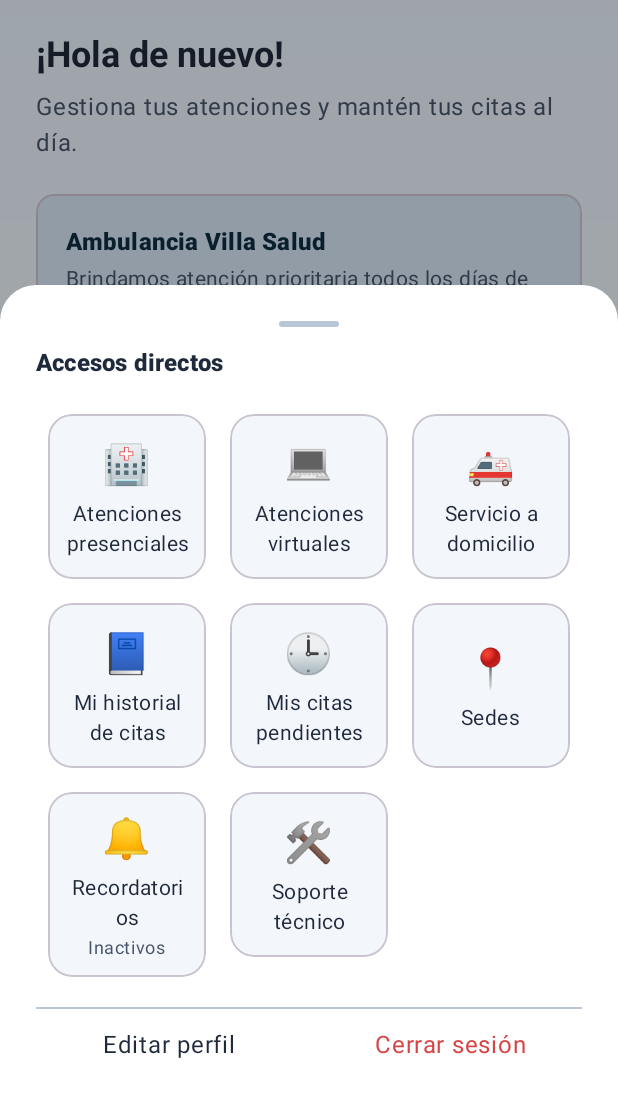
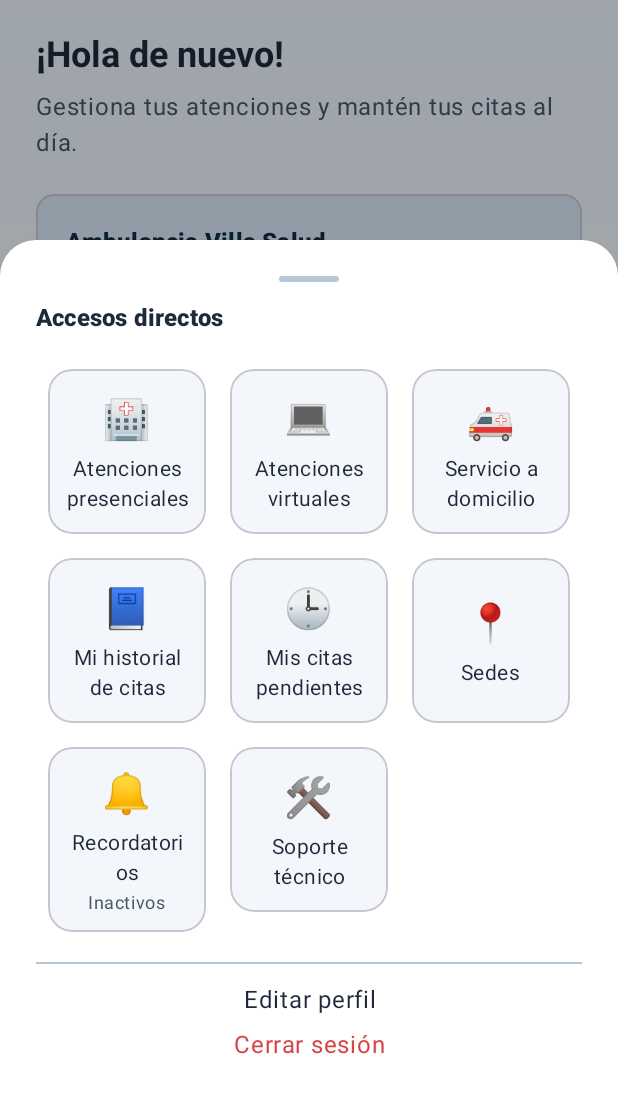
Before and after one commit to carlosMeza-code/MisCitasMedicas, an Android app: the HomeActivity screen opened directly, with no data from a screen before it, after a tap on "Accesos directos", on a phone screen of 412 x 824 dp, the part 140-1236 px from its top. Run offline under Robolectric (Android 15) with nearby library versions, the phone set to English and light mode, and no system bars.

Commit message:
Fix home menu layout weights and actions alignment

```diff
--- a/app/src/main/res/layout/layout_home_menu_bottom_sheet.xml
+++ b/app/src/main/res/layout/layout_home_menu_bottom_sheet.xml
@@ -28,6 +28,7 @@
         android:layout_width="match_parent"
         android:layout_height="wrap_content"
         android:layout_marginTop="16dp"
+        android:alignmentMode="alignMargins"
         android:columnCount="3">
 
         <com.google.android.material.card.MaterialCardView
@@ -35,7 +36,7 @@
             android:layout_width="0dp"
             android:layout_height="wrap_content"
             android:layout_margin="8dp"
-            app:layout_columnWeight="1"
+            android:layout_columnWeight="1"
             app:cardBackgroundColor="@color/medical_background"
             app:cardCornerRadius="16dp"
             app:cardElevation="0dp">
@@ -73,7 +74,7 @@
             app:cardBackgroundColor="@color/medical_background"
             app:cardCornerRadius="16dp"
             app:cardElevation="0dp"
-            app:layout_columnWeight="1">
+            android:layout_columnWeight="1">
 
             <LinearLayout
                 android:layout_width="match_parent"
@@ -108,7 +109,7 @@
             app:cardBackgroundColor="@color/medical_background"
             app:cardCornerRadius="16dp"
             app:cardElevation="0dp"
-            app:layout_columnWeight="1">
+            android:layout_columnWeight="1">
 
             <LinearLayout
                 android:layout_width="match_parent"
@@ -143,7 +144,7 @@
             app:cardBackgroundColor="@color/medical_background"
             app:cardCornerRadius="16dp"
             app:cardElevation="0dp"
-            app:layout_columnWeight="1">
+            android:layout_columnWeight="1">
 
             <LinearLayout
                 android:layout_width="match_parent"
@@ -178,7 +179,7 @@
             app:cardBackgroundColor="@color/medical_background"
             app:cardCornerRadius="16dp"
             app:cardElevation="0dp"
-            app:layout_columnWeight="1">
+            android:layout_columnWeight="1">
 
             <LinearLayout
                 android:layout_width="match_parent"
@@ -213,7 +214,7 @@
             app:cardBackgroundColor="@color/medical_background"
             app:cardCornerRadius="16dp"
             app:cardElevation="0dp"
-            app:layout_columnWeight="1">
+            android:layout_columnWeight="1">
 
             <LinearLayout
                 android:layout_width="match_parent"
@@ -248,7 +249,7 @@
             app:cardBackgroundColor="@color/medical_background"
             app:cardCornerRadius="16dp"
             app:cardElevation="0dp"
-            app:layout_columnWeight="1">
+            android:layout_columnWeight="1">
 
             <LinearLayout
                 android:layout_width="match_parent"
@@ -293,7 +294,7 @@
             app:cardBackgroundColor="@color/medical_background"
             app:cardCornerRadius="16dp"
             app:cardElevation="0dp"
-            app:layout_columnWeight="1">
+            android:layout_columnWeight="1">
 
             <LinearLayout
                 android:layout_width="match_parent"
@@ -332,26 +333,24 @@
         android:layout_width="match_parent"
         android:layout_height="wrap_content"
         android:layout_marginTop="12dp"
-        android:gravity="center"
-        android:orientation="horizontal">
+        android:gravity="center_horizontal"
+        android:orientation="vertical">
 
         <TextView
             android:id="@+id/btnEditProfile"
-            android:layout_width="0dp"
+            android:layout_width="match_parent"
             android:layout_height="wrap_content"
-            android:layout_marginEnd="12dp"
-            android:layout_weight="1"
-            android:gravity="center"
+            android:gravity="center_horizontal"
             android:text="@string/home_option_profile"
             android:textAppearance="?attr/textAppearanceBodyLarge"
             android:textColor="@color/medical_on_surface" />
 
         <TextView
             android:id="@+id/btnLogout"
-            android:layout_width="0dp"
+            android:layout_width="match_parent"
             android:layout_height="wrap_content"
-            android:layout_weight="1"
-            android:gravity="center"
+            android:layout_marginTop="8dp"
+            android:gravity="center_horizontal"
             android:text="@string/home_option_logout"
             android:textAppearance="?attr/textAppearanceBodyLarge"
             android:textColor="@color/medical_emergency" />
```
